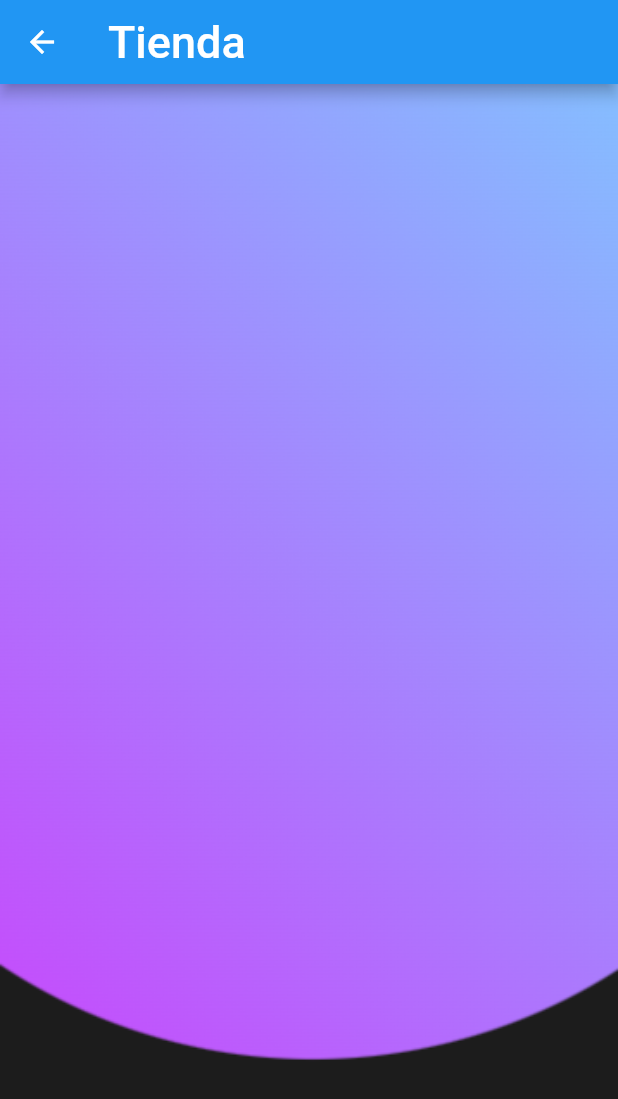
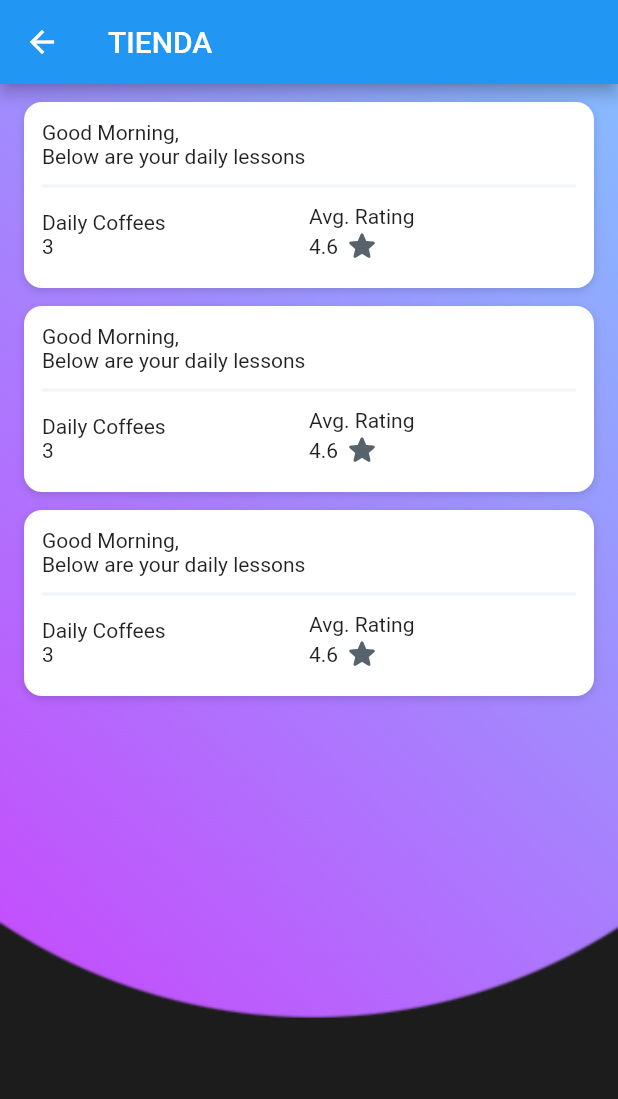
Before and after one commit to Golden0984/Coonet_, a Flutter app: the PaginaTienda screen opened directly, on a phone screen of 412 x 824 dp. Shown: the top 1099 px of the screen. Run offline on Flutter 3.47's test engine with Material 2 defaults, Android fonts, the phone set to English and light mode, and no system bars; our stand-ins replace dio, fluttertoast, glass, image_picker; missing offline and left inert: image_picker_for_web; network calls fail.

Commit message:
Nueva fuente + carpeta  + Otros cambios en el Menu, Home, Tienda y pubspec

```diff
--- a/lib/pages/Menu.dart
+++ b/lib/pages/Menu.dart
@@ -22,7 +22,7 @@ class _MenuBare extends State<Menu> {
     PaginaHome(),
     PaginaChat(),
     PaginaNuevaOferta(),
-    ServicioWidget(),
+    PaginaTienda(),
     PaginaUsr(free: fetchPost()),
   ];
 
--- a/lib/pages/PaginaHome.dart
+++ b/lib/pages/PaginaHome.dart
@@ -64,7 +64,7 @@ Future<List<Anuncios>> get_anuncios() async {
         child: Column(children:
           [
             const SizedBox(
-              height: 60.0,
+              height: 70.0,
             ),
             Column(
 
@@ -79,7 +79,8 @@ Future<List<Anuncios>> get_anuncios() async {
                       width: MediaQuery.of(context).size.width,
                       height: 60,
                       decoration: const BoxDecoration(
-                        color: Color.fromARGB(0, 177, 22, 156),
+                        color: Color.fromARGB(250, 255, 255, 255),
+                        borderRadius: BorderRadius.all(Radius.circular(40)),
                       ),
                       child: Padding(
                         padding: const EdgeInsetsDirectional.fromSTEB(20, 4, 20, 0),
@@ -88,13 +89,6 @@ Future<List<Anuncios>> get_anuncios() async {
                           obscureText: false,
                           decoration: InputDecoration(
                             hintText: 'Buscar la categoria aqui...',
-                            focusedBorder: OutlineInputBorder(
-                              borderSide: const BorderSide(
-                                color: const Color(0xFFF1F4F8),
-                                width: 2,
-                              ),
-                              borderRadius: BorderRadius.circular(8),
-                            ),
                             prefixIcon: const Icon(
                               Icons.search_rounded,
                               color: const Color(0xFF95A1AC),
@@ -113,7 +107,7 @@ Future<List<Anuncios>> get_anuncios() async {
                   mainAxisSize: MainAxisSize.max,
                   children: const [
                     Text(
-                      'Categorias',
+                      'CATEGORÍAS',
                     ),
                   ],
                 ),
@@ -350,31 +344,23 @@ Future<List<Anuncios>> get_anuncios() async {
                 ),
               ),
               Padding(
-                padding: const EdgeInsetsDirectional.fromSTEB(2, 8, 2, 8),
+                padding: const EdgeInsetsDirectional.fromSTEB(20, 12, 0, 0),
                 child: Row(
                   mainAxisSize: MainAxisSize.max,
-                  children: [
-                    const Text(
-                      'Todas las ofertas',
+                  children: const [
+                    Text(
+                      'TODAS LAS OFERTAS',
+                      style: TextStyle( fontFamily: 'Jura'),
                     ),
                   ],
                 ),
               ),
-
-
             ],
-
           ),
         Expanded (child: _Anuncio(),),
         ],
 
         )
-
-
-
-
-
-
       ),);
   }
 
@@ -459,7 +445,7 @@ Future<List<Anuncios>> get_anuncios() async {
                                       ElevatedButton(
                                         onPressed: () {Navigator.push(
                                         context, MaterialPageRoute(builder: (context) => const ServicioWidget()));},
-                                        child: const Text('Reserve'),
+                                        child: const Text('CONTACTAR'),
                                       ),
                                     ],
                                   ),
--- a/lib/pages/PaginaTienda.dart
+++ b/lib/pages/PaginaTienda.dart
@@ -5,9 +5,6 @@ class PaginaTienda extends StatelessWidget{
   @override
   Widget build(BuildContext context){
     return Scaffold(
-      appBar: AppBar(
-        title: const Text("Tienda", style: TextStyle(fontSize: 30),),
-      ),
       body: Container(
         decoration: const BoxDecoration(
           image: DecorationImage(
@@ -15,7 +12,109 @@ class PaginaTienda extends StatelessWidget{
             fit: BoxFit.cover,
           ),
         ),
+        child: Column(
+          children: <Widget> [
+            AppBar(
+            title: Text('TIENDA'),),
+            Expanded(
+              child: ListView(children: [
+                 menusalPack(),
+                 menusalPack(),
+                 menusalPack(),
+              ]),
+            ),
+          ]
+        ),
       ),
     );
   }
+
+  Widget menusalPack(){
+    return Padding(
+  padding: EdgeInsetsDirectional.fromSTEB(16, 12, 16, 0),
+  child: Container(
+    width: double.infinity,
+    decoration: BoxDecoration(
+      color: Colors.white,
+      boxShadow: [
+        BoxShadow(
+          blurRadius: 4,
+          color: Color(0x25090F13),
+          offset: Offset(0, 2),
+        )
+      ],
+      borderRadius: BorderRadius.circular(12),
+    ),
+    child: Padding(
+      padding: EdgeInsetsDirectional.fromSTEB(12, 12, 12, 16),
+      child: Column(
+        mainAxisSize: MainAxisSize.max,
+        crossAxisAlignment: CrossAxisAlignment.start,
+        children: [
+          Text(
+            'Good Morning,',
+          ),
+          Text(
+            'Below are your daily lessons',
+          ),
+          Divider(
+            height: 24,
+            thickness: 2,
+            color: Color(0xFFF1F4F8),
+          ),
+          Row(
+            mainAxisSize: MainAxisSize.max,
+            mainAxisAlignment: MainAxisAlignment.start,
+            children: [
+              Expanded(
+                child: Column(
+                  mainAxisSize: MainAxisSize.max,
+                  crossAxisAlignment: CrossAxisAlignment.start,
+                  children: [
+                    Text(
+                      'Daily Coffees',
+                    ),
+                    Text(
+                      '3',
+                    ),
+                  ],
+                ),
+              ),
+              Expanded(
+                child: Column(
+                  mainAxisSize: MainAxisSize.max,
+                  crossAxisAlignment: CrossAxisAlignment.start,
+                  children: [
+                    Text(
+                      'Avg. Rating',
+                    ),
+                    Row(
+                      mainAxisSize: MainAxisSize.max,
+                      crossAxisAlignment: CrossAxisAlignment.center,
+                      children: [
+                        Text(
+                          '4.6',
+                        ),
+                        Padding(
+                          padding: EdgeInsetsDirectional.fromSTEB(4, 0, 0, 0),
+                          child: Icon(
+                            Icons.star_rounded,
+                            color: Color(0xFF57636C),
+                            size: 24,
+                          ),
+                        ),
+                      ],
+                    ),
+                  ],
+                ),
+              ),
+            ],
+          ),
+        ],
+      ),
+    ),
+  ),
+);
+
+  }
 }
```
Also changed, not shown: pubspec.yaml (+11 -7 lines), fonts/Jura-Bold.ttf (added), fonts/Jura-Light.ttf (added), fonts/Jura-Medium.ttf (added), fonts/Jura-Regular.ttf (added), fonts/Jura-SemiBold.ttf (added).
